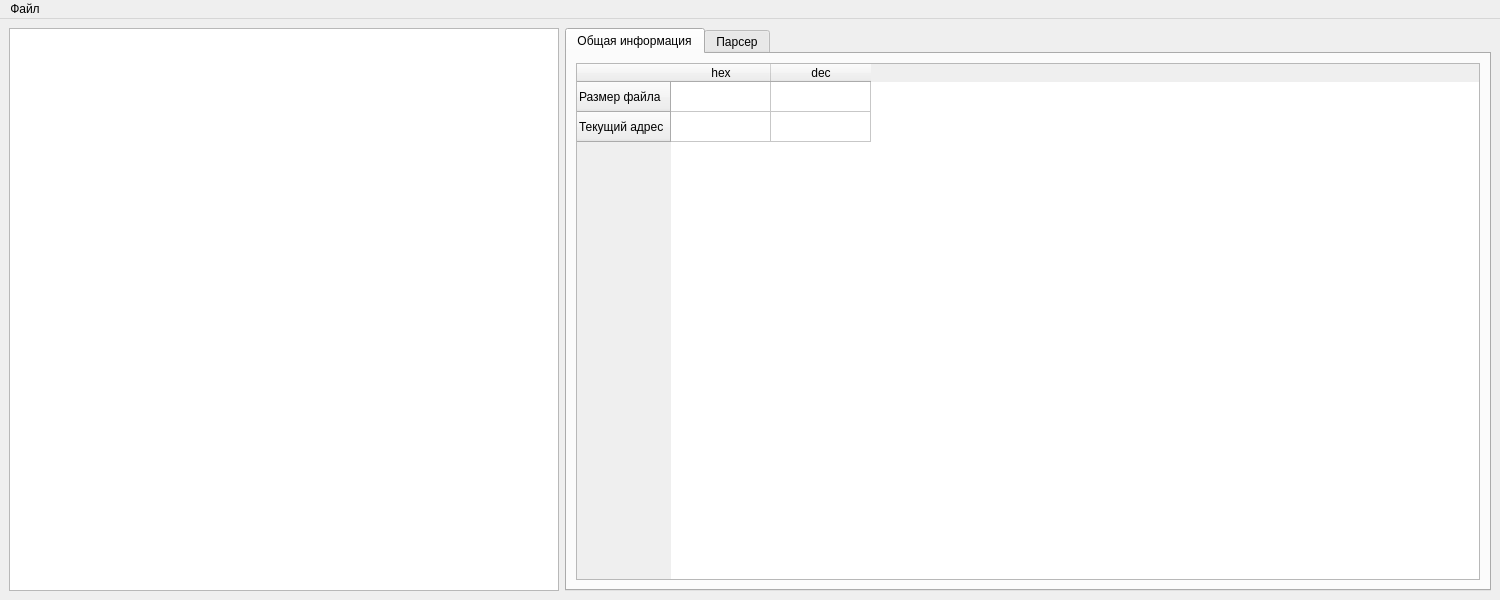
This is hex_editor/mainwindow.ui in Shamsudinov/Hex-Editor as Qt 5 draws it before an edit. The edited form follows.
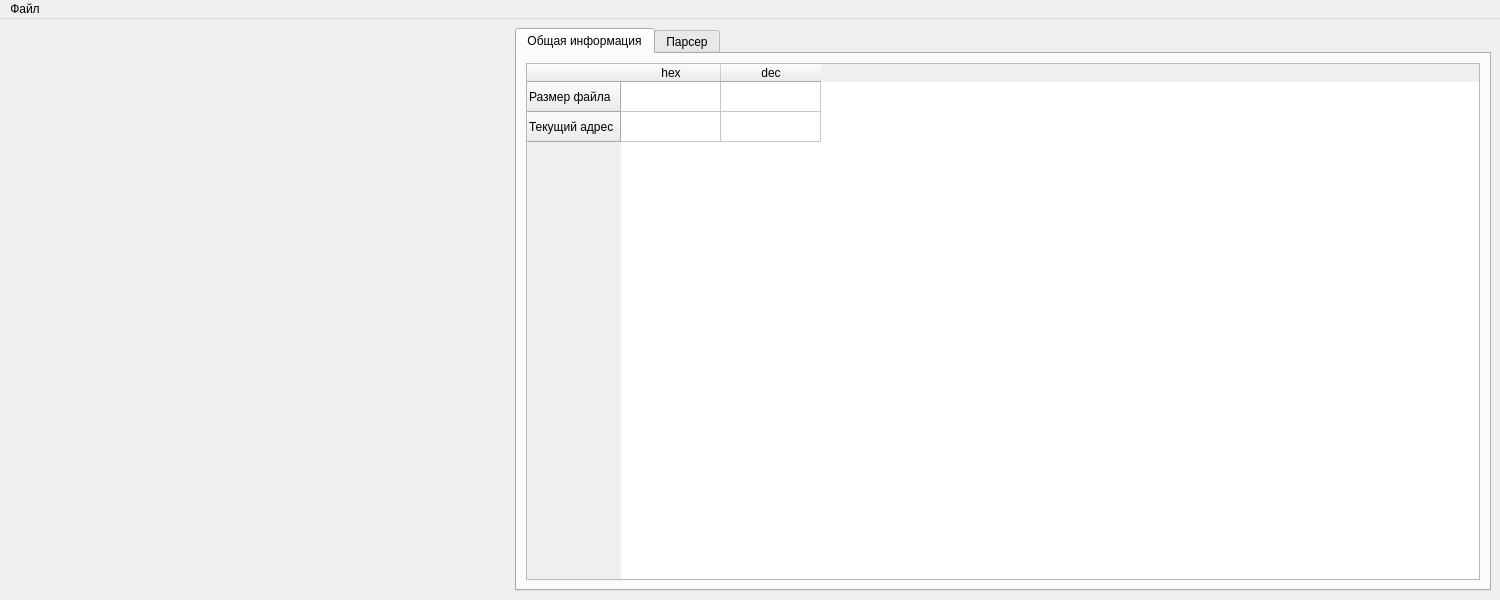
This is the edited form. The open tabs and pages were chosen to show the change. Custom widgets are drawn as their Qt base class.

```diff
--- a/hex_editor/mainwindow.ui
+++ b/hex_editor/mainwindow.ui
@@ -21,22 +21,6 @@
   </property>
   <widget class="QWidget" name="centralwidget">
    <layout class="QGridLayout" name="gridLayout">
-    <item row="0" column="0">
-     <widget class="QTableView" name="tableView">
-      <property name="minimumSize">
-       <size>
-        <width>550</width>
-        <height>0</height>
-       </size>
-      </property>
-      <property name="maximumSize">
-       <size>
-        <width>550</width>
-        <height>16777215</height>
-       </size>
-      </property>
-     </widget>
-    </item>
     <item row="0" column="1">
      <widget class="QTabWidget" name="tabWidget">
       <property name="currentIndex">
@@ -85,6 +69,16 @@
       </widget>
      </widget>
     </item>
+    <item row="0" column="0">
+     <widget class="HexModel" name="hex_model" native="true">
+      <property name="minimumSize">
+       <size>
+        <width>500</width>
+        <height>0</height>
+       </size>
+      </property>
+     </widget>
+    </item>
    </layout>
   </widget>
   <widget class="QMenuBar" name="menubar">
@@ -110,6 +104,14 @@
    </property>
   </action>
  </widget>
+ <customwidgets>
+  <customwidget>
+   <class>HexModel</class>
+   <extends>QWidget</extends>
+   <header>hexmodel.h</header>
+   <container>1</container>
+  </customwidget>
+ </customwidgets>
  <resources/>
  <connections/>
 </ui>
```
Left out of the diff: 2 changed lines with no effect on the pictures.
